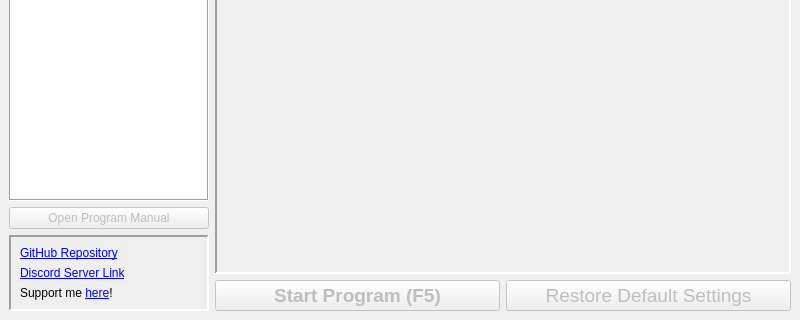
First picture: the form in mainwindow.ui, repository brianuuu/AutoController2, before the edit; both pictures show x 0 to 800 and y 266 to 586 of the 800 by 586 pixel window.
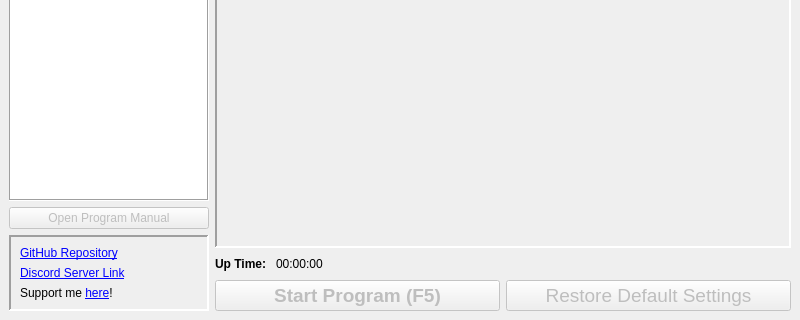
Second picture: the form after the edit.

Commit message: Added up time display for program

What changed in the file:
```diff
--- a/mainwindow.ui
+++ b/mainwindow.ui
@@ -714,13 +714,67 @@
              <x>0</x>
              <y>0</y>
              <width>574</width>
-             <height>331</height>
+             <height>305</height>
             </rect>
            </property>
            <layout class="QVBoxLayout" name="verticalLayout_4"/>
           </widget>
          </widget>
         </item>
+        <item>
+         <layout class="QHBoxLayout" name="horizontalLayout">
+          <item>
+           <widget class="QLabel" name="label_13">
+            <property name="sizePolicy">
+             <sizepolicy hsizetype="Preferred" vsizetype="Fixed">
+              <horstretch>0</horstretch>
+              <verstretch>0</verstretch>
+             </sizepolicy>
+            </property>
+            <property name="font">
+             <font>
+              <bold>true</bold>
+             </font>
+            </property>
+            <property name="text">
+             <string>Up Time: </string>
+            </property>
+           </widget>
+          </item>
+          <item>
+           <widget class="QLabel" name="L_UpTime">
+            <property name="sizePolicy">
+             <sizepolicy hsizetype="Preferred" vsizetype="Fixed">
+              <horstretch>0</horstretch>
+              <verstretch>0</verstretch>
+             </sizepolicy>
+            </property>
+            <property name="minimumSize">
+             <size>
+              <width>50</width>
+              <height>0</height>
+             </size>
+            </property>
+            <property name="text">
+             <string>00:00:00</string>
+            </property>
+           </widget>
+          </item>
+          <item>
+           <spacer name="horizontalSpacer_2">
+            <property name="orientation">
+             <enum>Qt::Orientation::Horizontal</enum>
+            </property>
+            <property name="sizeHint" stdset="0">
+             <size>
+              <width>40</width>
+              <height>20</height>
+             </size>
+            </property>
+           </spacer>
+          </item>
+         </layout>
+        </item>
         <item>
          <layout class="QHBoxLayout" name="horizontalLayout_4">
           <item>
```
Left out of the diff: 8 changed lines with no effect on the pictures. The commit also changes 2 other files.
